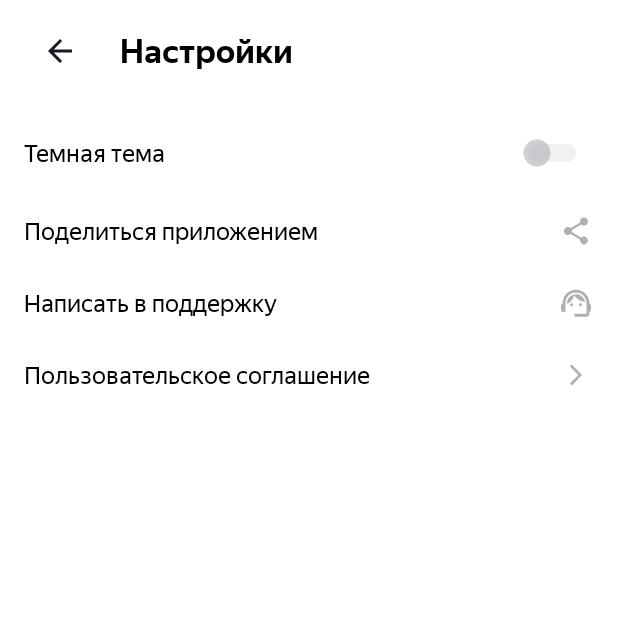
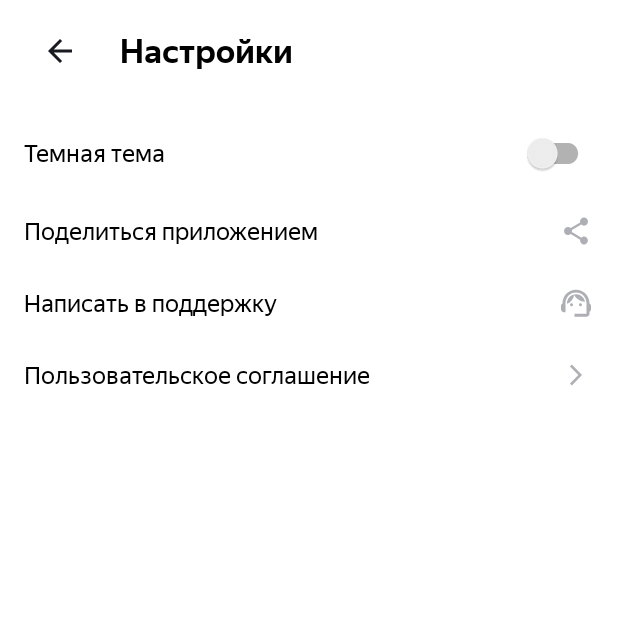
Before and after one commit to Dmitriy-noginsk/PlaylistMaker, an Android app: the SettingActivity screen opened directly, with no data from a screen before it, on a phone screen of 412 x 824 dp, the top half of it. Run offline under Robolectric (Android 15) with nearby library versions, the phone set to English and light mode, and no system bars.

Commit message:
Готовое решение1

```diff
--- /dev/null
+++ b/app/src/main/res/color/switch_thumb_color.xml
@@ -0,0 +1,7 @@
+<?xml version="1.0" encoding="utf-8"?>
+<selector xmlns:android="http://schemas.android.com/apk/res/android">
+    <!-- Активное состояние (включен) -->
+    <item android:color="@color/switch_thumb_active_color" android:state_checked="true" />
+    <!-- Неактивное состояние (выключен) -->
+    <item android:color="@color/switch_thumb_inactive_color" android:state_checked="false" />
+</selector>
--- /dev/null
+++ b/app/src/main/res/color/switch_track_color.xml
@@ -0,0 +1,7 @@
+<?xml version="1.0" encoding="utf-8"?>
+<selector xmlns:android="http://schemas.android.com/apk/res/android">
+    <!-- Активное состояние (включен) -->
+    <item android:color="@color/switch_track_active_color" android:state_checked="true" />
+    <!-- Неактивное состояние (выключен) -->
+    <item android:color="@color/switch_track_inactive_color" android:state_checked="false" />
+</selector>
--- a/app/src/main/res/layout/activity_settings.xml
+++ b/app/src/main/res/layout/activity_settings.xml
@@ -54,11 +54,12 @@
             android:textSize="@dimen/text_size_16"
             android:gravity="center_vertical" />
 
-        <ImageView
-            android:id="@+id/btn_theme_toggle"
+        <androidx.appcompat.widget.SwitchCompat
+            android:id="@+id/switch_dark_theme"
             android:layout_width="56dp"
             android:layout_height="40dp"
-            android:src="@drawable/ic_theme" />
+            android:thumbTint="@color/switch_thumb_color"
+            android:trackTint="@color/switch_track_color" />
     </LinearLayout>
 
     <!-- Поделиться приложением -->
--- a/app/src/main/res/values/colors.xml
+++ b/app/src/main/res/values/colors.xml
@@ -2,4 +2,9 @@
 <resources>
     <color name="primary">#3772E7</color>
     <color name="white">#FFFFFF</color>
+    <color name="switch_thumb_active_color">#3772E7</color>
+    <color name="switch_thumb_inactive_color">#BDBDBD</color>
+    <color name="switch_track_active_color">#90CAF9</color>
+    <color name="switch_track_inactive_color">#E0E0E0</color>
+
 </resources>
```
Also changed, not shown: app/src/main/java/com/example/playlistmaker/MainActivity.kt (+0 -41 lines).
